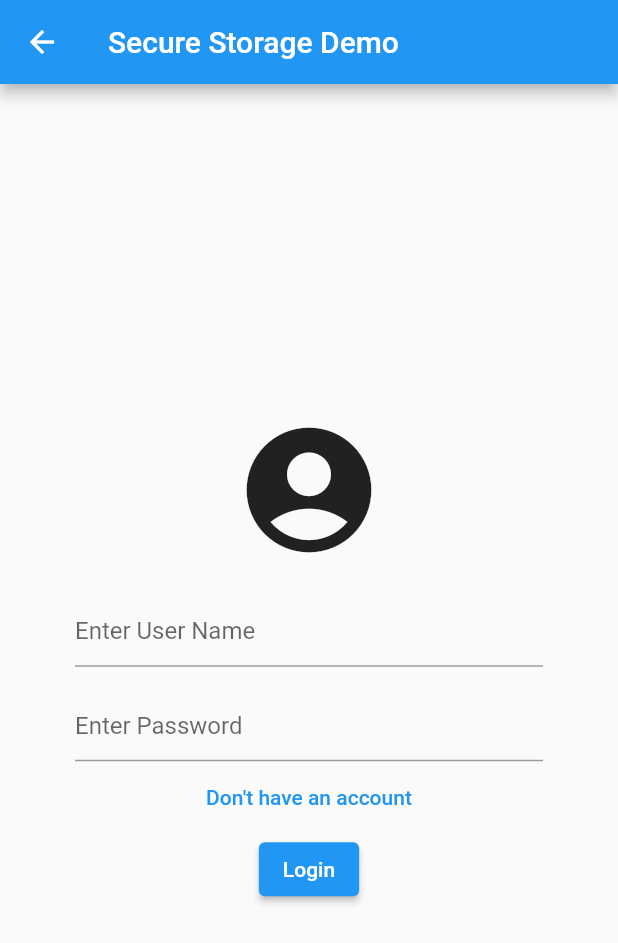
After one commit to jay-simformsolutions/Permission-Handler-and-Shared_Pred-Demo, a Flutter app: the SecureStoragePage screen opened by its route, after a tap on "Login", on a phone screen of 412 x 824 dp. The commit adds this screen. Shown: the top 943 px of the screen. Run offline on Flutter 3.47's test engine with Material 2 defaults, Android fonts, the phone set to English and light mode, and no system bars; our stand-ins replace file_picker, flutter_mobx, flutter_secure_storage, mobx, permission_handler, shared_preferences; missing offline and left inert: flutter_video_info, photo_manager; accounts and stored records are empty; generated files the repository leaves out were written again.

Commit message:
Implement Secure Storage demo

```diff
--- /dev/null
+++ b/lib/pages/secure_storage/secure_storage.dart
@@ -0,0 +1,65 @@
+import 'package:flutter/material.dart';
+import 'package:permission_handler_demo/routes/navigator_service.dart';
+import 'package:permission_handler_demo/routes/routes.dart';
+import 'package:permission_handler_demo/store/secure_storage_store/secure_storage_store.dart';
+import 'package:provider/provider.dart';
+
+class SecureStoragePage extends StatelessWidget {
+  const SecureStoragePage({super.key});
+
+  @override
+  Widget build(BuildContext context) {
+    final store = context.read<SecureStorageStore>();
+    return Scaffold(
+      appBar: AppBar(
+        title: const Text('Secure Storage Demo'),
+      ),
+      body: Center(
+        child: Padding(
+          padding: const EdgeInsets.all(50),
+          child: Column(
+            mainAxisAlignment: MainAxisAlignment.center,
+            children: [
+              const Icon(
+                Icons.account_circle,
+                size: 100,
+              ),
+              const SizedBox(
+                height: 20,
+              ),
+              TextField(
+                controller: store.userNameCnt,
+                decoration: const InputDecoration(
+                  hintText: 'Enter User Name',
+                ),
+              ),
+              const SizedBox(
+                height: 15,
+              ),
+              TextField(
+                controller: store.passwordCnt,
+                decoration: const InputDecoration(hintText: 'Enter Password'),
+              ),
+              TextButton(
+                onPressed: () => NavigationService.instance
+                    .navigateToScreen(Routes.sharedPrefRegistration),
+                child: const Text("Don't have an account"),
+              ),
+              ElevatedButton(
+                onPressed: () {
+                  store
+                    ..setUserCredential(
+                      store.userNameCnt.text,
+                      store.passwordCnt.text,
+                    )
+                    ..readUserCredential();
+                },
+                child: const Text('Login'),
+              ),
+            ],
+          ),
+        ),
+      ),
+    );
+  }
+}
--- a/lib/routes/route_generator.dart
+++ b/lib/routes/route_generator.dart
@@ -9,6 +9,7 @@ import 'package:permission_handler_demo/pages/custom_file_picker/selected_images
 import 'package:permission_handler_demo/pages/different_permission_page.dart';
 import 'package:permission_handler_demo/pages/file_picker_demo.dart';
 import 'package:permission_handler_demo/pages/open_app_setting_on_dialog.dart';
+import 'package:permission_handler_demo/pages/secure_storage/secure_storage.dart';
 import 'package:permission_handler_demo/pages/shared_pref_demo/login_page.dart';
 import 'package:permission_handler_demo/pages/shared_pref_demo/registration.dart';
 import 'package:permission_handler_demo/pages/shared_pref_demo/save_object.dart';
@@ -16,8 +17,8 @@ import 'package:permission_handler_demo/routes/routes.dart';
 import 'package:permission_handler_demo/store/all_permission_store.dart';
 import 'package:permission_handler_demo/store/file_picker_store.dart';
 import 'package:permission_handler_demo/store/open_app_setting_store.dart';
+import 'package:permission_handler_demo/store/secure_storage_store/secure_storage_store.dart';
 import 'package:permission_handler_demo/store/shared_pref_store/login_store.dart';
-import 'package:permission_handler_demo/store/shared_pref_store/registration_store.dart';
 import 'package:permission_handler_demo/store/shared_pref_store/save_object_store.dart';
 import 'package:permission_handler_demo/store/shared_pref_store/shared_pref_content.dart';
 import 'package:photo_manager/photo_manager.dart';
@@ -69,9 +70,7 @@ class RouteGenerator {
         );
       case Routes.sharedPrefRegistration:
         return MaterialPageRoute(
-          builder: (_) => const RegistrationPage().withProvider(
-            RegistrationStore(),
-          ),
+          builder: (_) => const RegistrationPage(),
         );
       case Routes.sharedPrefContent:
         return MaterialPageRoute(
@@ -81,6 +80,11 @@ class RouteGenerator {
         return MaterialPageRoute(
           builder: (_) =>
               const SharedPrefSaveObject().withProvider(SaveObjectStore()),
+        );
+      case Routes.secureStorage:
+        return MaterialPageRoute(
+          builder: (_) =>
+              const SecureStoragePage().withProvider(SecureStorageStore()),
         );
       default:
         return errorRoute();
--- a/lib/routes/routes.dart
+++ b/lib/routes/routes.dart
@@ -12,4 +12,6 @@ class Routes {
   static const sharedPrefRegistration = '/sharedPrefRegistration';
   static const sharedPrefContent = '/sharedPrefContent';
   static const sharedPrefSaveObject = '/sharedPrefSaveObject';
+
+  static const secureStorage = '/secureStorage';
 }
--- /dev/null
+++ b/lib/secure_storage/secure_storage.dart
@@ -0,0 +1,36 @@
+import 'package:flutter_secure_storage/flutter_secure_storage.dart';
+
+class SecureStorage {
+  SecureStorage.init() {
+    instance ??= SecureStorage._internal();
+    instance?.getSecureStorage();
+  }
+  SecureStorage._internal();
+
+  static SecureStorage? instance = SecureStorage._internal();
+
+  late final FlutterSecureStorage secureStorage;
+
+  final userNameKey = 'userNameKey';
+  final passwordKey = 'passwordKey';
+
+  void getSecureStorage() {
+    secureStorage = const FlutterSecureStorage();
+  }
+
+  Future<String?> readUserName() {
+    return secureStorage.read(key: userNameKey);
+  }
+
+  Future<String?> readPassword() async {
+    return secureStorage.read(key: passwordKey);
+  }
+
+  Future<void> setUserName(String name) async {
+    await secureStorage.write(key: userNameKey, value: name);
+  }
+
+  Future<void> setPassword(String password) async {
+    await secureStorage.write(key: passwordKey, value: password);
+  }
+}
--- /dev/null
+++ b/lib/store/secure_storage_store/secure_storage_store.dart
@@ -0,0 +1,29 @@
+import 'package:flutter/cupertino.dart';
+import 'package:mobx/mobx.dart';
+import 'package:permission_handler_demo/secure_storage/secure_storage.dart';
+
+part 'secure_storage_store.g.dart';
+
+class SecureStorageStore = _SecureStorageStore with _$SecureStorageStore;
+
+abstract class _SecureStorageStore with Store {
+  TextEditingController userNameCnt = TextEditingController();
+  TextEditingController passwordCnt = TextEditingController();
+
+  final secureStorage = SecureStorage.instance;
+
+  Future<void> setUserCredential(String userName, String userPassword) async {
+    await secureStorage?.setUserName(userName);
+    await secureStorage?.setPassword(userPassword);
+  }
+
+  void readUserCredential() {
+    secureStorage?.readPassword().then(
+          (value) => debugPrint('User name is $value'),
+        );
+
+    secureStorage?.readPassword().then(
+          (value) => debugPrint('Password is $value'),
+        );
+  }
+}
--- a/pubspec.yaml
+++ b/pubspec.yaml
@@ -48,6 +48,7 @@ dependencies:
   flutter_video_info: ^1.3.1
   photo_manager: ^2.6.0
   shared_preferences: ^2.2.0
+  flutter_secure_storage: ^8.0.0
 
 dev_dependencies:
   flutter_test:
```
Also changed, not shown: lib/main.dart (+19 -6 lines), lib/pages/open_app_setting_on_dialog.dart (+11 -2 lines), lib/store/shared_pref_store/registration_store.dart (+8 -0 lines), pubspec.lock, 4 other files.
